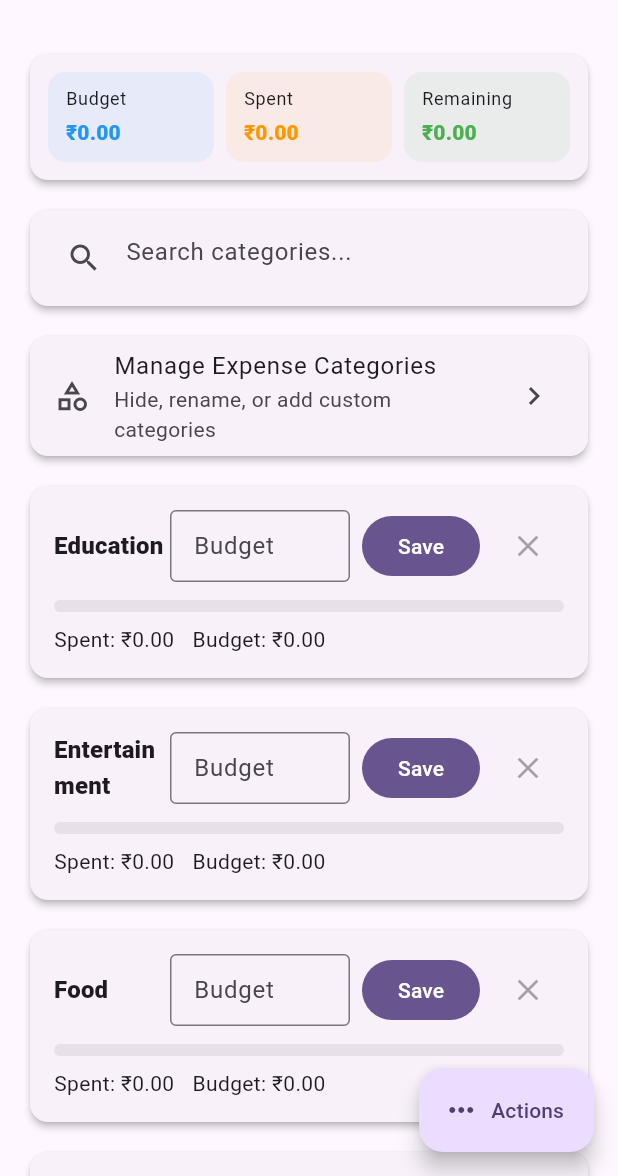
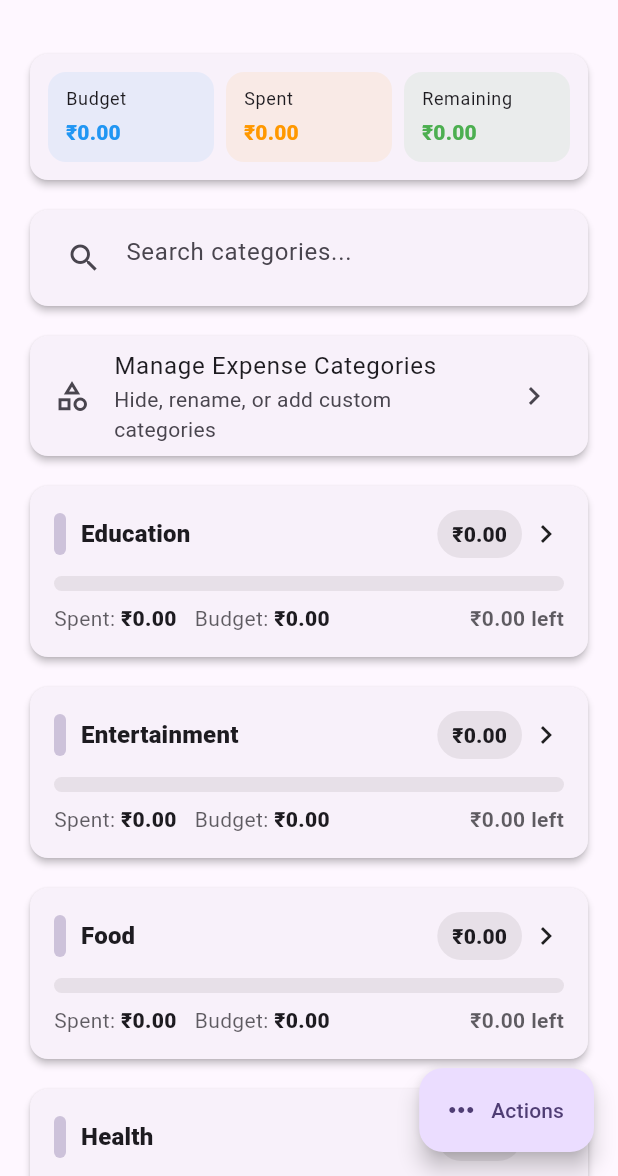
Before and after one commit to DrStoned007/household_budget_tracker, a Flutter app: the BudgetPage screen opened directly, on a phone screen of 412 x 824 dp, the part 60-1236 px from its top. Run offline on Flutter 3.47's test engine with Material 3 defaults, Android fonts, the phone set to English and light mode, and no system bars; our stand-ins replace fl_chart, flutter_local_notifications, flutter_native_timezone, hive, hive_flutter, timezone; accounts and stored records are empty.

Commit message:
Update budget card

```diff
--- a/lib/pages/budget/budget_page.dart
+++ b/lib/pages/budget/budget_page.dart
@@ -366,13 +366,6 @@ class _BudgetPageState extends State<BudgetPage> {
           final progress = currentBudget > 0 ? (spent / currentBudget).clamp(0, 1) : 0.0;
           final over = currentBudget > 0 && spent > currentBudget;
 
-          final controller = _controllers.putIfAbsent(
-            cat,
-            () => TextEditingController(
-              text: currentBudget > 0 ? currentBudget.toStringAsFixed(0) : '',
-            ),
-          );
-
           return Dismissible(
             key: ValueKey('budget_$cat'),
             background: Container(
@@ -401,23 +394,13 @@ class _BudgetPageState extends State<BudgetPage> {
             confirmDismiss: (direction) async {
               final messenger = ScaffoldMessenger.of(context);
               if (direction == DismissDirection.startToEnd) {
-                // Save
-                final raw = controller.text.trim().replaceAll(',', '');
-                final val = double.tryParse(raw);
-                if (val == null || val <= 0) {
-                  messenger.showSnackBar(const SnackBar(content: Text('Enter a valid amount')));
-                  return false;
-                }
-                await TransactionService.setMonthlyBudget(cat, _month, val);
-                if (!mounted) return false;
-                setState(() {});
-                messenger.showSnackBar(const SnackBar(content: Text('Budget saved')));
+                // Open bottom sheet to set/update budget
+                _openBudgetSheet(expenseCats, preselect: cat);
                 return false;
               } else {
-                // Clear
+                // Clear budget
                 if (currentBudget == 0) return false;
                 await TransactionService.clearMonthlyBudget(cat, _month);
-                controller.text = '';
                 if (!mounted) return false;
                 setState(() {});
                 messenger.showSnackBar(const SnackBar(content: Text('Budget cleared')));
@@ -436,55 +419,60 @@ class _BudgetPageState extends State<BudgetPage> {
                     crossAxisAlignment: CrossAxisAlignment.start,
                     children: [
                       Row(
+                        crossAxisAlignment: CrossAxisAlignment.center,
                         children: [
                           Expanded(
-                            child: Text(cat, style: theme.textTheme.titleMedium?.copyWith(fontWeight: FontWeight.w800)),
-                          ),
-                          SizedBox(
-                            width: 120,
-                            child: TextField(
-                              controller: controller,
-                              keyboardType: const TextInputType.numberWithOptions(decimal: true),
-                              inputFormatters: [AmountTextInputFormatter(maxDecimals: 2)],
-                              decoration: const InputDecoration(
-                                labelText: 'Budget',
-                                isDense: true,
-                                border: OutlineInputBorder(),
-                              ),
+                            child: Row(
+                              children: [
+                                Container(
+                                  width: 8,
+                                  height: 28,
+                                  decoration: BoxDecoration(
+                                    color: (over
+                                            ? Colors.red
+                                            : (progress >= kNearLimitThreshold
+                                                ? Colors.orange
+                                                : theme.colorScheme.primary))
+                                        .withValues(alpha: 0.3),
+                                    borderRadius: BorderRadius.circular(4),
+                                  ),
+                                ),
+                                const SizedBox(width: 10),
+                                Expanded(
+                                  child: Text(
+                                    cat,
+                                    maxLines: 1,
+                                    overflow: TextOverflow.ellipsis,
+                                    style: theme.textTheme.titleMedium?.copyWith(fontWeight: FontWeight.w800),
+                                  ),
+                                ),
+                                if (over)
+                                  _StatusChip(color: Colors.red, icon: Icons.error_outline, label: 'Over')
+                                else if (!over && progress >= kNearLimitThreshold)
+                                  _StatusChip(color: Colors.orange, icon: Icons.warning_amber_outlined, label: 'Near'),
+                              ],
                             ),
                           ),
                           const SizedBox(width: 8),
-                          FilledButton(
-                            onPressed: () async {
-                              final raw = controller.text.trim().replaceAll(',', '');
-                              final val = double.tryParse(raw);
-                              if (val == null || val <= 0) {
-                                ScaffoldMessenger.of(context).showSnackBar(const SnackBar(content: Text('Enter a valid amount')));
-                                return;
-                              }
-                              await TransactionService.setMonthlyBudget(cat, _month, val);
-                              setState(() {});
-                            },
-                            child: const Text('Save'),
+                          Container(
+                            padding: const EdgeInsets.symmetric(horizontal: 10, vertical: 6),
+                            decoration: BoxDecoration(
+                              color: theme.colorScheme.surfaceContainerHighest,
+                              borderRadius: BorderRadius.circular(999),
+                            ),
+                            child: Text(
+                              currencyFmt.format(currentBudget),
+                              style: theme.textTheme.labelLarge?.copyWith(fontWeight: FontWeight.w800),
+                            ),
                           ),
-                          const SizedBox(width: 8),
-                          IconButton(
-                            tooltip: 'Clear',
-                            icon: const Icon(Icons.clear),
-                            onPressed: currentBudget == 0
-                                ? null
-                                : () async {
-                                    await TransactionService.clearMonthlyBudget(cat, _month);
-                                    controller.text = '';
-                                    setState(() {});
-                                  },
-                          ),
+                          const SizedBox(width: 4),
+                          const Icon(Icons.chevron_right),
                         ],
                       ),
                       const SizedBox(height: 12),
                       LinearProgressIndicator(
                         value: progress.toDouble(),
-                        minHeight: 8,
+                        minHeight: 10,
                         color: over
                             ? Colors.red
                             : (progress >= kNearLimitThreshold
@@ -496,11 +484,23 @@ class _BudgetPageState extends State<BudgetPage> {
                       const SizedBox(height: 8),
                       Row(
                         children: [
-                          Text('Spent: ${currencyFmt.format(spent)}'),
+                          _Metric(label: 'Spent', value: currencyFmt.format(spent)),
                           const SizedBox(width: 12),
-                          Text('Budget: ${currencyFmt.format(currentBudget)}'),
+                          _Metric(label: 'Budget', value: currencyFmt.format(currentBudget)),
                           const Spacer(),
-                          if (over) Text('Over by ${currencyFmt.format(spent - currentBudget)}', style: const TextStyle(color: Colors.red)),
+                          if (over)
+                            Text(
+                              '+${currencyFmt.format(spent - currentBudget)}',
+                              style: const TextStyle(color: Colors.red, fontWeight: FontWeight.w700),
+                            )
+                          else
+                            Text(
+                              '${currencyFmt.format((currentBudget - spent).clamp(0, double.infinity))} left',
+                              style: theme.textTheme.bodyMedium?.copyWith(
+                                color: theme.colorScheme.onSurface.withValues(alpha: 0.7),
+                                fontWeight: FontWeight.w600,
+                              ),
+                            ),
                         ],
                       ),
                     ],
@@ -597,3 +597,65 @@ class _TotalPill extends StatelessWidget {
     );
   }
 }
+
+// Small helper widgets for card UI
+class _Metric extends StatelessWidget {
+  final String label;
+  final String value;
+  const _Metric({required this.label, required this.value});
+
+  @override
+  Widget build(BuildContext context) {
+    final theme = Theme.of(context);
+    return Row(
+      mainAxisSize: MainAxisSize.min,
+      children: [
+        Text(
+          '$label: ',
+          style: theme.textTheme.bodyMedium?.copyWith(
+            color: theme.colorScheme.onSurface.withValues(alpha: 0.7),
+          ),
+        ),
+        Text(
+          value,
+          style: theme.textTheme.bodyMedium?.copyWith(fontWeight: FontWeight.w800),
+        ),
+      ],
+    );
+  }
+}
+
+class _StatusChip extends StatelessWidget {
+  final Color color;
+  final IconData icon;
+  final String label;
+  const _StatusChip({required this.color, required this.icon, required this.label});
+
+  @override
+  Widget build(BuildContext context) {
+    final theme = Theme.of(context);
+    return Container(
+      margin: const EdgeInsets.only(left: 8),
+      padding: const EdgeInsets.symmetric(horizontal: 8, vertical: 4),
+      decoration: BoxDecoration(
+        color: color.withValues(alpha: 0.12),
+        borderRadius: BorderRadius.circular(999),
+        border: Border.all(color: color.withValues(alpha: 0.4)),
+      ),
+      child: Row(
+        mainAxisSize: MainAxisSize.min,
+        children: [
+          Icon(icon, size: 14, color: color),
+          const SizedBox(width: 4),
+          Text(
+            label,
+            style: theme.textTheme.labelSmall?.copyWith(
+              color: color,
+              fontWeight: FontWeight.w700,
+            ),
+          ),
+        ],
+      ),
+    );
+  }
+}
```
Also changed, not shown: 1 other file.
